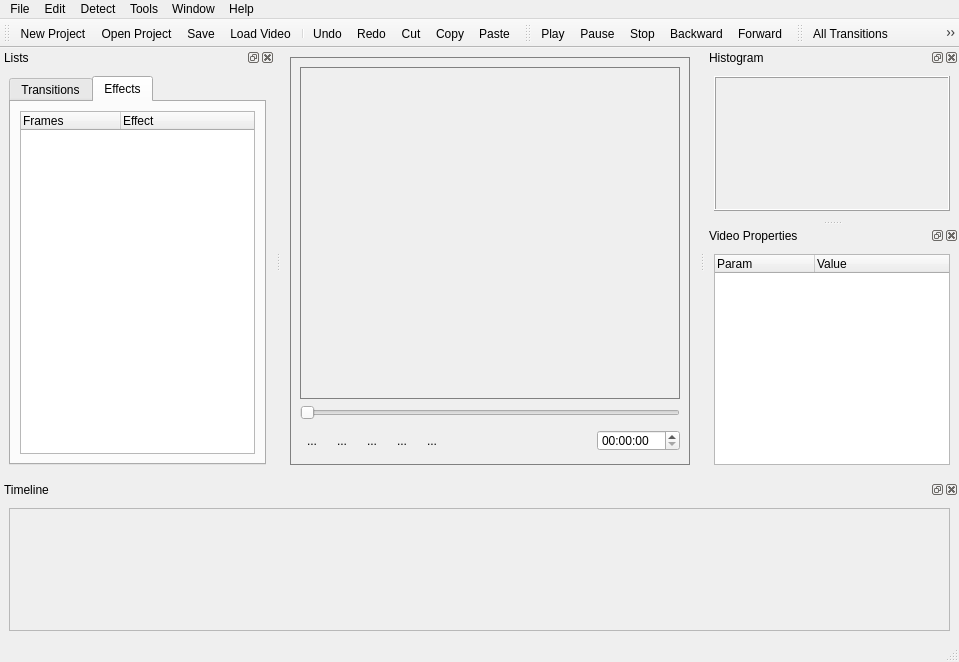
Above: DEV/Interface/mfit.ui from fabriciols/m-fit before the change. Below: the same form after it.
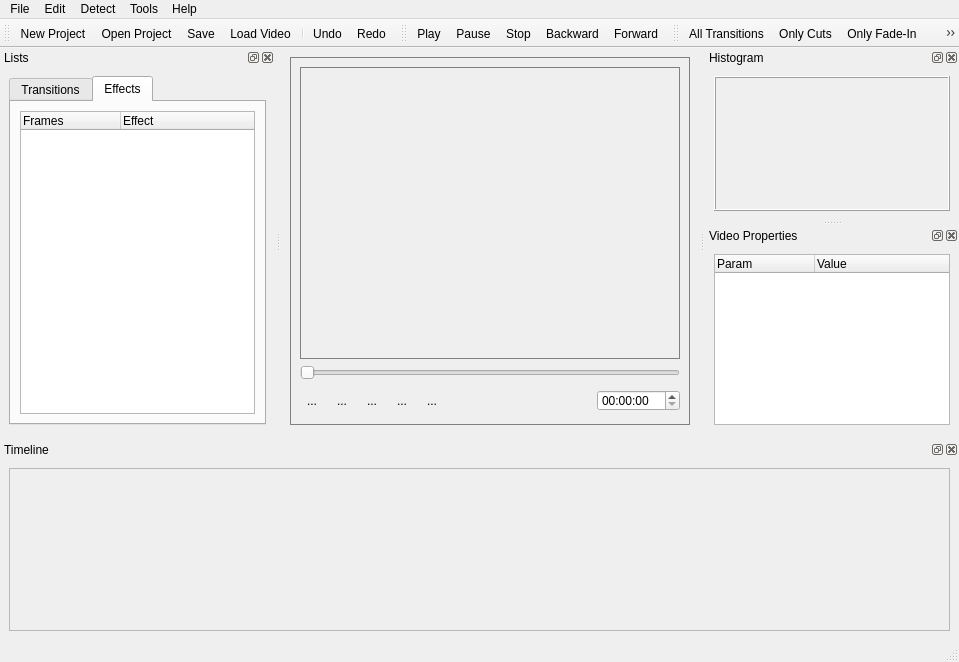
That is the form after the change. The open tabs and pages were chosen to show the change. Icons and pictures are not drawn. Custom widgets are drawn as their Qt base class.

Commit message:
Interface atualizada.
Não existe mais: copy, cut e paste

Aumentei a área da Timeline

```diff
--- a/DEV/Interface/mfit.ui
+++ b/DEV/Interface/mfit.ui
@@ -286,13 +286,6 @@
     <addaction name="actionBackward" />
     <addaction name="actionForward" />
    </widget>
-   <widget class="QMenu" name="menuWindow" >
-    <property name="title" >
-     <string>Window</string>
-    </property>
-    <addaction name="actionHistogram" />
-    <addaction name="actionTimeline" />
-   </widget>
    <widget class="QMenu" name="menuHelp" >
     <property name="title" >
      <string>Help</string>
@@ -302,7 +295,6 @@
    <addaction name="menuEdit" />
    <addaction name="menuDetect" />
    <addaction name="menuTools" />
-   <addaction name="menuWindow" />
    <addaction name="menuHelp" />
   </widget>
   <widget class="QToolBar" name="mainToolBar" >
@@ -322,9 +314,6 @@
    <addaction name="separator" />
    <addaction name="actionUndo" />
    <addaction name="actionRedo" />
-   <addaction name="actionCut" />
-   <addaction name="actionCopy" />
-   <addaction name="actionPaste" />
   </widget>
   <widget class="QDockWidget" name="widgetTrees" >
    <property name="windowTitle" >
@@ -475,13 +464,13 @@
    <property name="minimumSize" >
     <size>
      <width>80</width>
-     <height>160</height>
+     <height>200</height>
     </size>
    </property>
    <property name="maximumSize" >
     <size>
      <width>524287</width>
-     <height>160</height>
+     <height>200</height>
     </size>
    </property>
    <property name="allowedAreas" >
@@ -506,7 +495,7 @@
           <x>0</x>
           <y>0</y>
           <width>939</width>
-          <height>118</height>
+          <height>158</height>
          </rect>
         </property>
         <layout class="QGridLayout" >
@@ -690,33 +679,6 @@
     <string>Ctrl+Y</string>
    </property>
   </action>
-  <action name="actionCut" >
-   <property name="icon" >
-    <iconset>
-     <normaloff>../Interface/Icons/editcut.png</normaloff>../Interface/Icons/editcut.png</iconset>
-   </property>
-   <property name="text" >
-    <string>Cut</string>
-   </property>
-  </action>
-  <action name="actionPaste" >
-   <property name="icon" >
-    <iconset>
-     <normaloff>../Interface/Icons/editpaste.png</normaloff>../Interface/Icons/editpaste.png</iconset>
-   </property>
-   <property name="text" >
-    <string>Paste</string>
-   </property>
-  </action>
-  <action name="actionCopy" >
-   <property name="icon" >
-    <iconset>
-     <normaloff>../Interface/Icons/copy.png</normaloff>../Interface/Icons/copy.png</iconset>
-   </property>
-   <property name="text" >
-    <string>Copy</string>
-   </property>
-  </action>
   <action name="actionAllTransitions" >
    <property name="icon" >
     <iconset>
```
Left out of the diff: 58 changed lines with no effect on the pictures.
